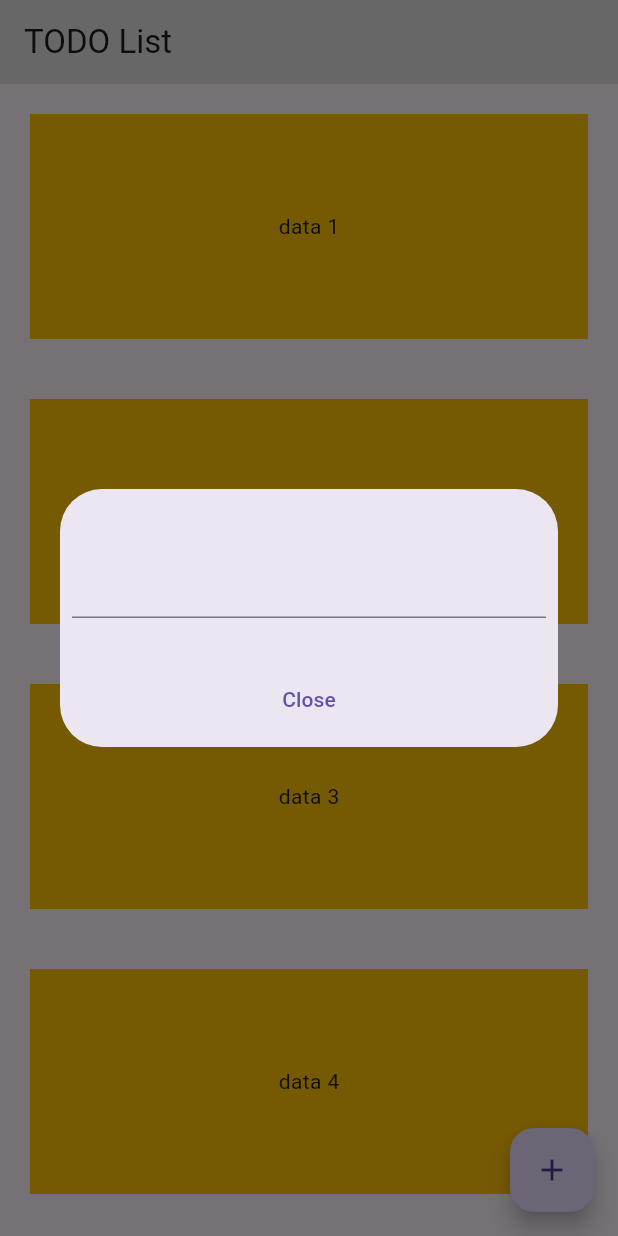
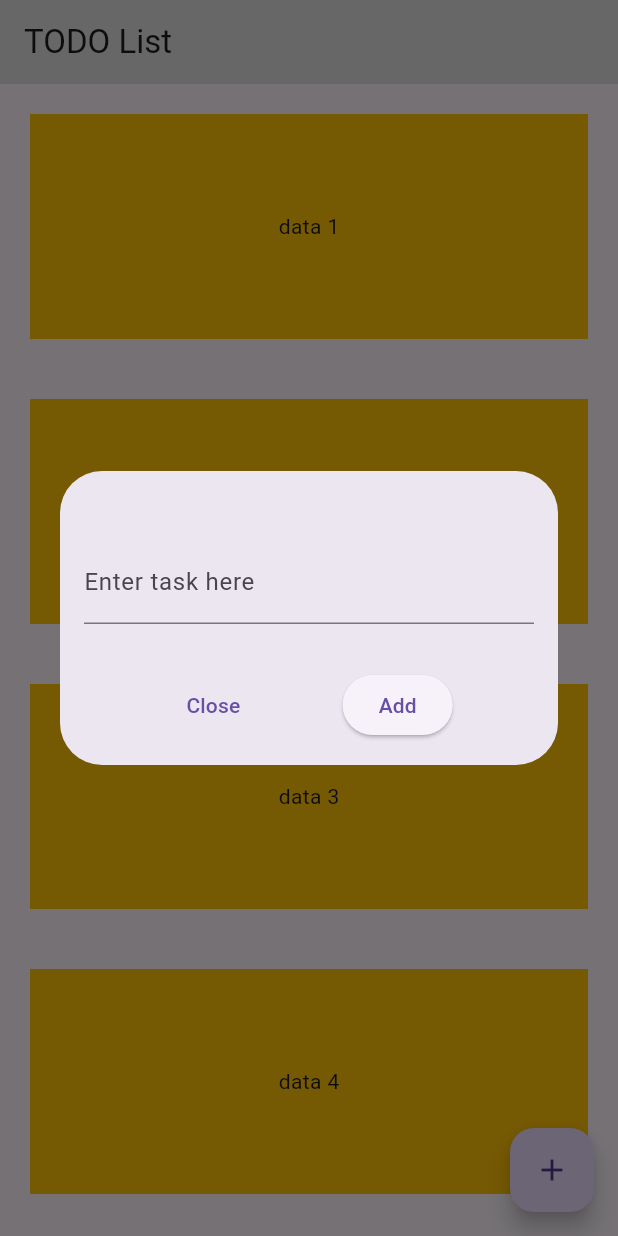
Before and after one commit to ponomarenko24/task8, a Flutter app: the screen it shows after launch, after a tap on the "add" icon, on a phone screen of 412 x 824 dp. Run offline on Flutter 3.47's test engine with Material 3 defaults, Android fonts, the phone set to English and light mode, and no system bars.

Commit message:
Added TextField, Implemented button Add

```diff
--- a/lib/main.dart
+++ b/lib/main.dart
@@ -17,7 +17,7 @@ class MyApp extends StatelessWidget {
   }
 }
 
-List<int> items = [1, 2, 3, 4, 5, 6, 7, 8, 9, 10];
+List<String> items = ['1', '2', '3', '4', '5', '6', '7', '8', '9', '10'];
 
 class MainApp extends StatefulWidget {
   const MainApp({super.key});
@@ -27,6 +27,9 @@ class MainApp extends StatefulWidget {
 }
 
 class _MainAppState extends State<MainApp> {
+
+  final TextEditingController _controller = TextEditingController();
+
   @override
   Widget build(BuildContext context) {
     return MaterialApp(
@@ -55,27 +58,50 @@ class _MainAppState extends State<MainApp> {
     );
   }
 
+  void _addTask() {
+    final text = _controller.text.trim();
+    setState(() {
+      items.insert(0, text);
+    });
+  }
+
   Future<String?> dialogWindow(BuildContext context) {
     return showDialog<String>(
       context: context,
       builder:
           (BuildContext context) => Dialog(
-            child: Padding(
-              padding: const EdgeInsets.all(8.0),
+            child: Container(
+              margin: const EdgeInsets.all(16),
               child: Column(
                 mainAxisSize: MainAxisSize.min,
                 mainAxisAlignment: MainAxisAlignment.center,
                 children: <Widget>[
                   const SizedBox(height: 30),
                   TextField(
-
+                    controller: _controller,
+                    decoration: InputDecoration(labelText: "Enter task here"),
                   ),
                   const SizedBox(height: 30),
-                  TextButton(
-                    onPressed: () {
-                      Navigator.pop(context);
-                    },
-                    child: const Text('Close'),
+                  Row(
+                    children: [
+                      Spacer(),
+                      TextButton(
+                        onPressed: () {
+                          Navigator.pop(context);
+                        },
+                        child: const Text('Close'),
+                      ),
+                      Spacer(),
+                      ElevatedButton(
+                        onPressed: () {
+                          Navigator.pop(context);
+                          _addTask();
+                          _controller.clear();
+                        },
+                        child: const Text('Add'),
+                      ),
+                      Spacer(),
+                    ],
                   ),
                 ],
               ),
```
